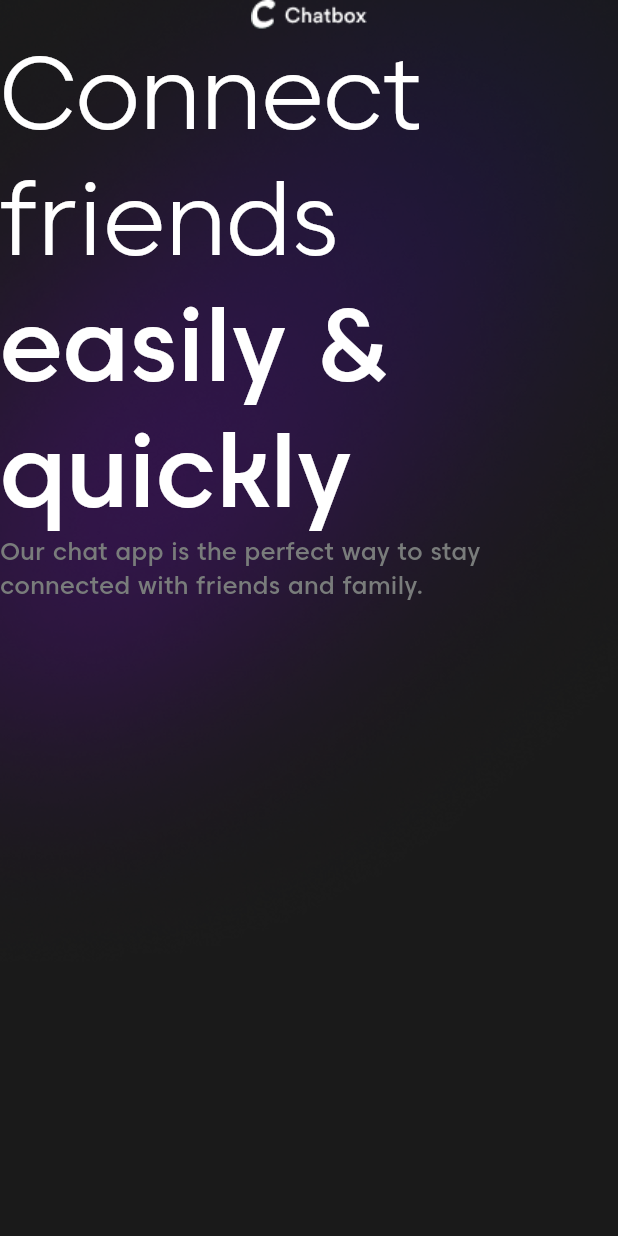
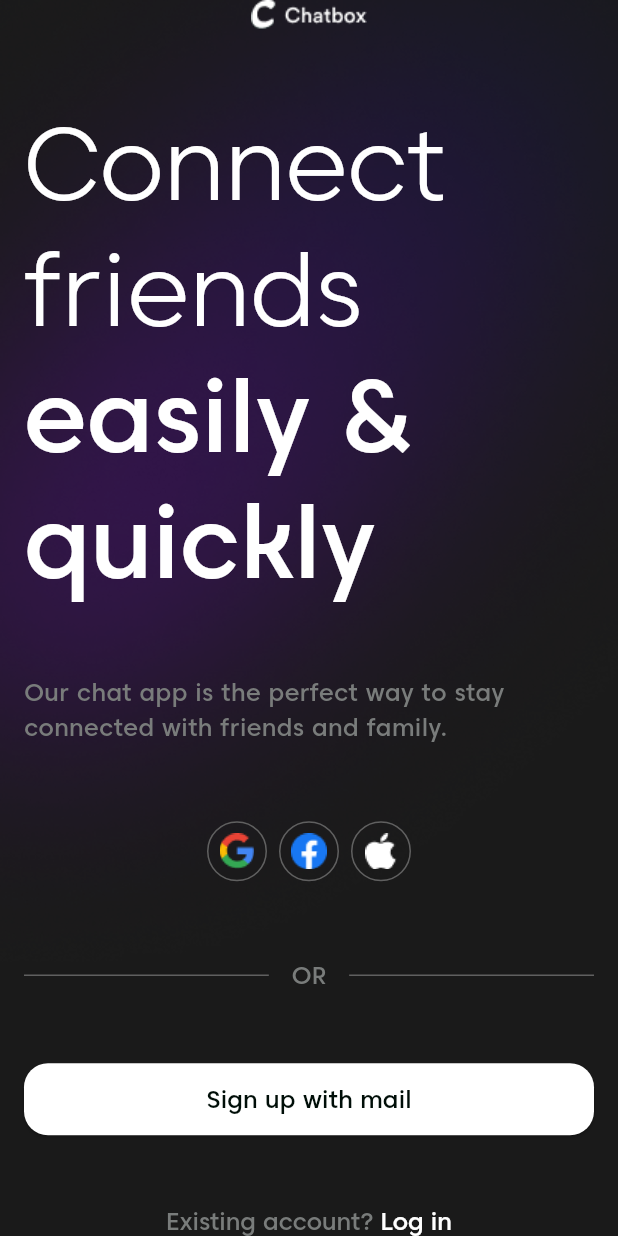
Before and after one commit to htpit1106/Chat-Box-App, a Flutter app: the screen it shows after launch, on a phone screen of 412 x 824 dp. Run offline on Flutter 3.47's test engine with Material 3 defaults, Android fonts, the phone set to English and light mode, and no system bars; our stand-ins replace equatable, firebase_core, flutter_bloc, flutter_secure_storage, flutter_svg, go_router and 1 more; accounts and stored records are empty.

Commit message:
refactor: Enhance onboarding screen with navigation and actions

```diff
--- a/lib/core/constants/asset_constants.dart
+++ b/lib/core/constants/asset_constants.dart
@@ -7,4 +7,8 @@ class AssetConstants {
   static const String logoApp = '$_imagesBasePath/logo_app.png';
   static const String logSmall = '$_imagesBasePath/logo_small.png';
 
+  // social button
+  static const String google = '$_iconsBasePath/google.png';
+  static const String facebook = '$_iconsBasePath/facebook.png';
+  static const String twitter = '$_iconsBasePath/apple.png';
 }
--- a/lib/core/constants/key_constants.dart
+++ b/lib/core/constants/key_constants.dart
@@ -5,4 +5,6 @@ class KeyConstants {
   static const String prefsKeyIsFirstRun = 'prefs_is_first_run';
   static const String prefsKeyAuthToken = 'prefs_auth_token';
   static const String prefsKeyThemeMode = 'prefs_theme_mode';
+
+
 }
--- a/lib/core/widgets/button/app_text_button.dart
+++ b/lib/core/widgets/button/app_text_button.dart
@@ -29,7 +29,7 @@ class AppTextButton extends StatelessWidget {
           borderRadius: BorderRadius.circular(16),
         ),
     ),
-      child: Text(text, style: textStyle ?? AppTextStyle.white.s16.w400)
+      child: Text(text, style: textStyle ?? AppTextStyle.white.s16.w500)
     );
   }
 }
--- /dev/null
+++ b/lib/features/intro/onboarding/onboarding_cubit.dart
@@ -0,0 +1,18 @@
+import 'package:flutter_bloc/flutter_bloc.dart';
+
+import 'onboarding_navigator.dart';
+import 'onboarding_state.dart';
+
+class OnboardingCubit extends Cubit<OnboardingState>{
+  final OnboardingNavigator navigator;
+  OnboardingCubit({required this.navigator}): super(OnboardingState());
+  void onPressLogin(){
+    navigator.pushToLogIn();
+  }
+  void onPressSignUp() {
+    navigator.pushToSignUp();
+  }
+
+
+
+}
--- /dev/null
+++ b/lib/features/intro/onboarding/onboarding_navigator.dart
@@ -0,0 +1,14 @@
+import 'package:chatbox/core/base/base_navigator.dart';
+import 'package:chatbox/navigation/app_router.dart';
+import 'package:go_router/go_router.dart';
+
+class OnboardingNavigator extends BaseNavigator{
+  OnboardingNavigator({required super.context});
+  void pushToLogIn(){
+    context.pushNamed(AppRouter.loginRouteName);
+  }
+  void pushToSignUp(){
+    context.pushNamed(AppRouter.registerRouteName);
+  }
+
+}
--- a/lib/features/intro/onboarding/onboarding_page.dart
+++ b/lib/features/intro/onboarding/onboarding_page.dart
@@ -1,13 +1,24 @@
 import 'package:chatbox/core/constants/asset_constants.dart';
+import 'package:chatbox/core/constants/ui_constants.dart';
+import 'package:chatbox/core/theme/app_colors.dart';
 import 'package:chatbox/core/theme/app_text_style.dart';
+import 'package:chatbox/core/widgets/button/app_social_button.dart';
+import 'package:chatbox/core/widgets/button/app_text_button.dart';
 import 'package:flutter/material.dart';
+import 'package:flutter_bloc/flutter_bloc.dart';
+
+import 'onboarding_cubit.dart';
+import 'onboarding_navigator.dart';
 
 class OnboardingPage extends StatelessWidget {
   const OnboardingPage({super.key});
 
   @override
   Widget build(BuildContext context) {
-    return OnboardingPageChild();
+    return BlocProvider<OnboardingCubit>(
+      create: (context) => OnboardingCubit(navigator: OnboardingNavigator(context: context)),
+      child: const OnboardingPageChild(),
+    );
   }
 }
 
@@ -19,6 +30,14 @@ class OnboardingPageChild extends StatefulWidget {
 }
 
 class _OnboardingPageChildState extends State<OnboardingPageChild> {
+  late final OnboardingCubit _cubit;
+
+  @override
+  void initState() {
+    super.initState();
+    _cubit = BlocProvider.of<OnboardingCubit>(context);
+  }
+
   @override
   Widget build(BuildContext context) {
     return Scaffold(
@@ -32,7 +51,10 @@ class _OnboardingPageChildState extends State<OnboardingPageChild> {
           ),
         ),
         child: SafeArea(
+          child: Padding(
+            padding: UiConstants.horizontalPaddingMedium,
             child: Column(
+              mainAxisAlignment: MainAxisAlignment.spaceBetween,
               children: [
                 Image.asset(AssetConstants.logSmall),
                 RichText(
@@ -44,11 +66,71 @@ class _OnboardingPageChildState extends State<OnboardingPageChild> {
                     ],
                   ),
                 ),
-              Text("Our chat app is the perfect way to stay connected with friends and family.", style: AppTextStyle.gray.s16,),
+                Text(
+                  "Our chat app is the perfect way to stay connected with friends and family.",
+                  style: AppTextStyle.gray.s16,
+                ),
+                _socialLoginRow(),
+                _orDivider(),
+                AppTextButton(
+                  text: "Sign up with mail",
+                  textStyle: AppTextStyle.black.s16.w500,
+                  onPressed: () {
+                    _cubit.onPressSignUp();
+                  },
+                  color: Colors.white,
+                ),
+                GestureDetector(
+                  onTap: () {
+                    _cubit.onPressLogin();
+                  },
+                  child: RichText(
+                    text: TextSpan(
+                      text: "Existing account? ",
+                      style: AppTextStyle.gray.s16,
+
+                      children: [TextSpan(text: "Log in", style: AppTextStyle.white.s16)],
+                    ),
+                  ),
+                ),
               ],
+            ),
           ),
         ),
       ),
     );
   }
+
+  Row _socialLoginRow() {
+    return Row(
+      mainAxisAlignment: MainAxisAlignment.center,
+      children: [
+        AppSocialButton(
+          iconPath: AssetConstants.google,
+          onPressed: () {},
+          colorBorder: AppColors.borderSilverGray,
+        ),
+        AppSocialButton(
+          iconPath: AssetConstants.facebook,
+          onPressed: () {},
+          colorBorder: AppColors.borderSilverGray,
+        ),
+        AppSocialButton(
+          iconPath: AssetConstants.twitter,
+          onPressed: () {},
+          colorBorder: AppColors.borderSilverGray,
+        ),
+      ],
+    );
   }
+
+  Row _orDivider() {
+    return Row(
+      children: [
+        Expanded(child: Divider(color: AppColors.borderSilverGray)),
+        Text("   OR   ", style: AppTextStyle.gray.s16.w500),
+        Expanded(child: Divider(color: AppColors.borderSilverGray)),
+      ],
+    );
+  }
+}
--- /dev/null
+++ b/lib/features/intro/onboarding/onboarding_state.dart
@@ -0,0 +1,7 @@
+import 'package:equatable/equatable.dart';
+
+class OnboardingState extends Equatable{
+  @override
+  // TODO: implement props
+  List<Object?> get props => [];
+}
--- a/pubspec.yaml
+++ b/pubspec.yaml
@@ -141,3 +141,5 @@ flutter:
 
   # For details regarding fonts from package dependencies,
   # see https://flutter.dev/to/font-from-package
+flutter_intl:
+  enabled: true
```
Lines whose indentation alone changed are shown as unchanged.
